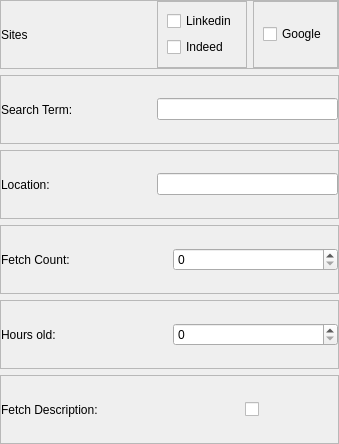
First picture: the form in views/pages/fetch_jobs/config/config.ui, repository ozanpempegul/RoleMatcher, before the edit.
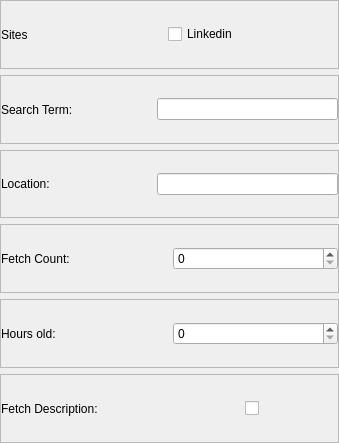
Second picture: the form after the edit.

```diff
--- a/views/pages/fetch_jobs/config/config.ui
+++ b/views/pages/fetch_jobs/config/config.ui
@@ -7,7 +7,7 @@
     <x>0</x>
     <y>0</y>
     <width>339</width>
-    <height>444</height>
+    <height>443</height>
    </rect>
   </property>
   <property name="windowTitle">
@@ -42,7 +42,7 @@
        <number>0</number>
       </property>
       <property name="rightMargin">
-       <number>0</number>
+       <number>10</number>
       </property>
       <property name="bottomMargin">
        <number>0</number>
@@ -61,48 +61,10 @@
        </widget>
       </item>
       <item>
-       <widget class="QFrame" name="frame">
-        <property name="frameShape">
-         <enum>QFrame::Shape::StyledPanel</enum>
+       <widget class="QCheckBox" name="checkBox_linkedin">
+        <property name="text">
+         <string>Linkedin</string>
         </property>
-        <property name="frameShadow">
-         <enum>QFrame::Shadow::Raised</enum>
-        </property>
-        <layout class="QVBoxLayout" name="verticalLayout_2">
-         <item>
-          <widget class="QCheckBox" name="checkBox_linkedin">
-           <property name="text">
-            <string>Linkedin</string>
-           </property>
-          </widget>
-         </item>
-         <item>
-          <widget class="QCheckBox" name="checkBox_indeed">
-           <property name="text">
-            <string>Indeed</string>
-           </property>
-          </widget>
-         </item>
-        </layout>
-       </widget>
-      </item>
-      <item>
-       <widget class="QFrame" name="frame_2">
-        <property name="frameShape">
-         <enum>QFrame::Shape::StyledPanel</enum>
-        </property>
-        <property name="frameShadow">
-         <enum>QFrame::Shadow::Raised</enum>
-        </property>
-        <layout class="QVBoxLayout" name="verticalLayout_3">
-         <item>
-          <widget class="QCheckBox" name="checkBox_google">
-           <property name="text">
-            <string>Google</string>
-           </property>
-          </widget>
-         </item>
-        </layout>
        </widget>
       </item>
      </layout>
@@ -263,7 +225,11 @@
        </widget>
       </item>
       <item>
-       <widget class="QSpinBox" name="spinBox_hours_old"/>
+       <widget class="QSpinBox" name="spinBox_hours_old">
+        <property name="maximum">
+         <number>999</number>
+        </property>
+       </widget>
       </item>
      </layout>
     </widget>
```
